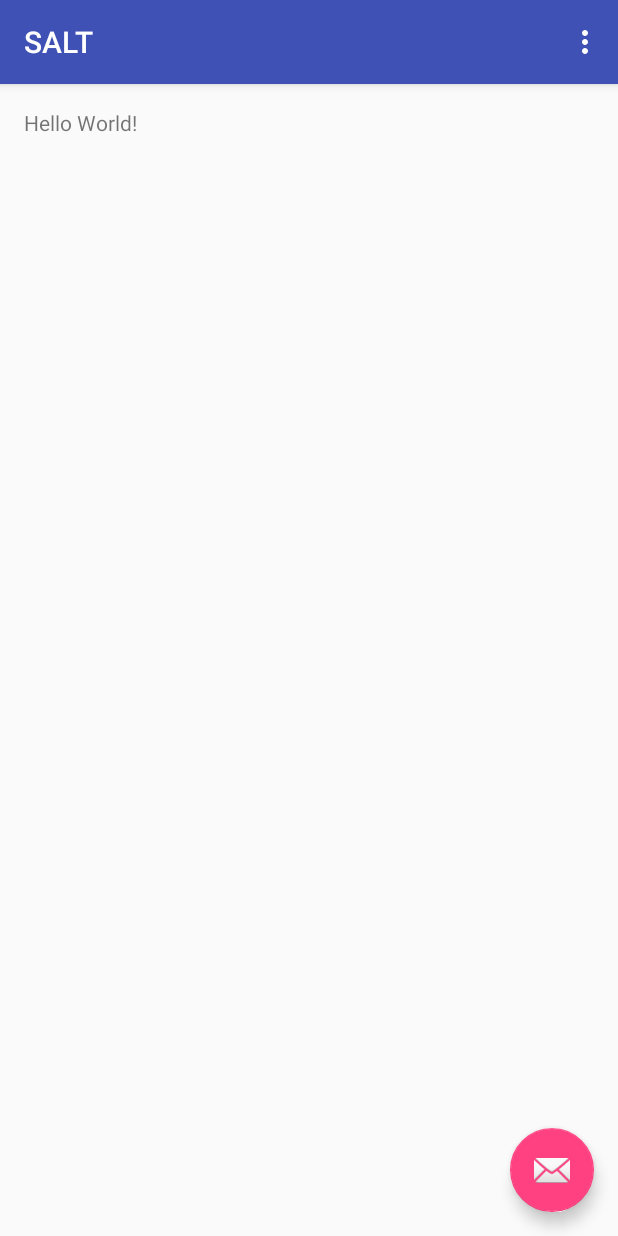
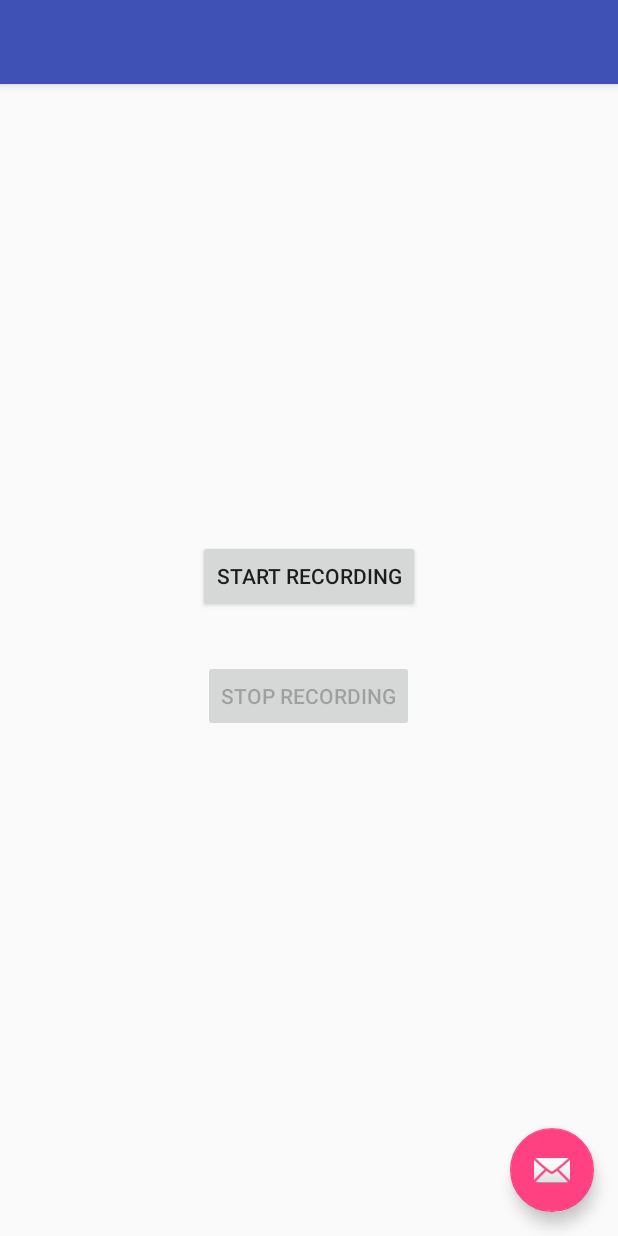
Before and after one commit to Salthacks/SALT, an Android app: the screen it shows after launch (MainActivity), on a phone screen of 412 x 824 dp. Run offline under Robolectric (Android 15) with nearby library versions, the phone set to English and light mode, and no system bars; 1 statement that could not run was skipped.

Commit message:
Added recording code that doesn't work with floats :'(

```diff
--- a/mobile/src/main/AndroidManifest.xml
+++ b/mobile/src/main/AndroidManifest.xml
@@ -3,6 +3,8 @@
     package="com.salthacks.salt">
 
     <uses-permission android:name="android.permission.WAKE_LOCK" />
+    <uses-permission android:name="android.permission.RECORD_AUDIO" />
+    <uses-permission android:name="android.permission.WRITE_EXTERNAL_STORAGE" />
 
     <application
         android:allowBackup="true"
--- a/mobile/src/main/java/com/salthacks/salt/MainActivity.java
+++ b/mobile/src/main/java/com/salthacks/salt/MainActivity.java
@@ -1,13 +1,25 @@
 package com.salthacks.salt;
 
+import android.media.AudioFormat;
+import android.media.AudioRecord;
+import android.media.MediaRecorder;
+import android.os.Build;
 import android.os.Bundle;
+import android.os.Environment;
 import android.support.design.widget.FloatingActionButton;
 import android.support.design.widget.Snackbar;
 import android.support.v7.app.AppCompatActivity;
 import android.support.v7.widget.Toolbar;
+import android.util.Log;
+import android.view.KeyEvent;
 import android.view.View;
 import android.view.Menu;
 import android.view.MenuItem;
+import android.widget.Button;
+
+import java.io.FileNotFoundException;
+import java.io.FileOutputStream;
+import java.io.IOException;
 
 public class MainActivity extends AppCompatActivity {
     static {
@@ -17,42 +29,121 @@ public class MainActivity extends AppCompatActivity {
     public native void processAubio(int hopSize, int sampleRate, float in[]);
 
 
+    private static final int RECORDER_SAMPLERATE = 8000;
+    private static final int RECORDER_CHANNELS = AudioFormat.CHANNEL_IN_MONO;
+    private static final int RECORDER_AUDIO_ENCODING = AudioFormat.ENCODING_PCM_16BIT;
+    private AudioRecord recorder = null;
+    private Thread recordingThread = null;
+    private boolean isRecording = false;
+
     @Override
-    protected void onCreate(Bundle savedInstanceState) {
+    public void onCreate(Bundle savedInstanceState) {
         super.onCreate(savedInstanceState);
         setContentView(R.layout.activity_main);
-        Toolbar toolbar = (Toolbar) findViewById(R.id.toolbar);
-        setSupportActionBar(toolbar);
 
-        FloatingActionButton fab = (FloatingActionButton) findViewById(R.id.fab);
-        fab.setOnClickListener(new View.OnClickListener() {
-            @Override
-            public void onClick(View view) {
-                Snackbar.make(view, "Replace with your own action", Snackbar.LENGTH_LONG)
-                        .setAction("Action", null).show();
-            }
-        });
+        setButtonHandlers();
+        enableButtons(false);
+        int bufferSize = AudioRecord.getMinBufferSize(RECORDER_SAMPLERATE,
+                RECORDER_CHANNELS, RECORDER_AUDIO_ENCODING);
+        Log.d("MAXWELL DEBUG", "Min Buffer Size: " + bufferSize);
+        Log.d("MAXWELL DEBUG", "Curr Buffer Size: " + (BufferElements2Rec * BytesPerElement));
     }
 
-    @Override
-    public boolean onCreateOptionsMenu(Menu menu) {
-        // Inflate the menu; this adds items to the action bar if it is present.
-        getMenuInflater().inflate(R.menu.menu_main, menu);
-        return true;
+    private void setButtonHandlers() {
+        ((Button) findViewById(R.id.btnStart)).setOnClickListener(btnClick);
+        ((Button) findViewById(R.id.btnStop)).setOnClickListener(btnClick);
     }
 
-    @Override
-    public boolean onOptionsItemSelected(MenuItem item) {
-        // Handle action bar item clicks here. The action bar will
-        // automatically handle clicks on the Home/Up button, so long
-        // as you specify a parent activity in AndroidManifest.xml.
-        int id = item.getItemId();
+    private void enableButton(int id, boolean isEnable) {
+        ((Button) findViewById(id)).setEnabled(isEnable);
+    }
 
-        //noinspection SimplifiableIfStatement
-        if (id == R.id.action_settings) {
-            return true;
+    private void enableButtons(boolean isRecording) {
+        enableButton(R.id.btnStart, !isRecording);
+        enableButton(R.id.btnStop, isRecording);
+    }
+
+    int BufferElements2Rec = 1024; // want to play 2048 (2K) since 2 bytes we use only 1024
+    int BytesPerElement = 2; // 2 bytes in 16bit format
+
+    private void startRecording() {
+
+//        recorder = new AudioRecord(MediaRecorder.AudioSource.MIC,
+//                RECORDER_SAMPLERATE, RECORDER_CHANNELS,
+//                RECORDER_AUDIO_ENCODING, BufferElements2Rec * BytesPerElement);
+        if (Build.VERSION.SDK_INT >= Build.VERSION_CODES.M) {
+            recorder = new AudioRecord.Builder()
+                    .setAudioSource(MediaRecorder.AudioSource.MIC)
+                    .setAudioFormat(new AudioFormat.Builder()
+                        .setEncoding(AudioFormat.ENCODING_PCM_FLOAT)
+                        .setSampleRate(RECORDER_SAMPLERATE)
+                        .setChannelMask(AudioFormat.CHANNEL_IN_MONO)
+                        .build())
+                    .build();
+        } else {
+            Log.d("MAXWELL DEBUG", "Samsung no updatey :(");
+        }
+        Log.d("MAXWELL DEBUG", "Recorder State: " + recorder.getState());
+
+        recorder.startRecording();
+        isRecording = true;
+        recordingThread = new Thread(new Runnable() {
+            public void run() {
+                writeAudioDataToFileJK();
+            }
+        }, "AudioRecorder Thread");
+        recordingThread.start();
+    }
+
+
+    private void writeAudioDataToFileJK() {
+        // Write the output audio in byte
+
+        float sData[] = new float[BufferElements2Rec];
+
+        while (isRecording) {
+            // gets the voice output from microphone to byte format
+
+            if (Build.VERSION.SDK_INT >= Build.VERSION_CODES.M) {
+                recorder.read(sData, 0, BufferElements2Rec, AudioRecord.READ_BLOCKING);
+            }
         }
 
-        return super.onOptionsItemSelected(item);
+    }
+
+    private void stopRecording() {
+        // stops the recording activity
+        if (null != recorder) {
+            isRecording = false;
+            recorder.stop();
+            recorder.release();
+            recorder = null;
+            recordingThread = null;
+        }
+    }
+
+    private View.OnClickListener btnClick = new View.OnClickListener() {
+        public void onClick(View v) {
+            switch (v.getId()) {
+                case R.id.btnStart: {
+                    enableButtons(true);
+                    startRecording();
+                    break;
+                }
+                case R.id.btnStop: {
+                    enableButtons(false);
+                    stopRecording();
+                    break;
+                }
+            }
+        }
+    };
+
+    @Override
+    public boolean onKeyDown(int keyCode, KeyEvent event) {
+        if (keyCode == KeyEvent.KEYCODE_BACK) {
+            finish();
+        }
+        return super.onKeyDown(keyCode, event);
     }
 }
--- a/mobile/src/main/res/layout/activity_main.xml
+++ b/mobile/src/main/res/layout/activity_main.xml
@@ -31,4 +31,10 @@
         android:layout_margin="@dimen/fab_margin"
         app:srcCompat="@android:drawable/ic_dialog_email" />
 
+    <RelativeLayout
+        android:layout_width="match_parent"
+        android:layout_height="match_parent">
+
+    </RelativeLayout>
+
 </android.support.design.widget.CoordinatorLayout>
--- a/mobile/src/main/res/layout/content_main.xml
+++ b/mobile/src/main/res/layout/content_main.xml
@@ -13,8 +13,28 @@
     tools:context="com.salthacks.salt.MainActivity"
     tools:showIn="@layout/activity_main">
 
-    <TextView
+    <View
+        android:layout_width="0dp"
+        android:layout_height="0dp"
+        android:layout_centerVertical="true"
+        android:layout_centerHorizontal="true"
+        android:id="@+id/center"
+        />
+
+    <Button
+        android:text="Start Recording"
         android:layout_width="wrap_content"
         android:layout_height="wrap_content"
-        android:text="Hello World!" />
+        android:layout_above="@+id/center"
+        android:layout_centerHorizontal="true"
+        android:layout_marginBottom="32dp"
+        android:id="@+id/btnStart" />
+    <Button
+        android:text="Stop Recording"
+        android:layout_width="wrap_content"
+        android:layout_height="wrap_content"
+        android:layout_below="@+id/center"
+        android:layout_centerHorizontal="true"
+        android:layout_marginBottom="32dp"
+        android:id="@+id/btnStop" />
 </RelativeLayout>
```
